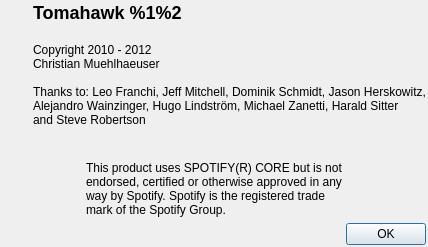
First picture: the form in src/AboutDialog.ui, repository tomahawk-player/tomahawk, before the edit.
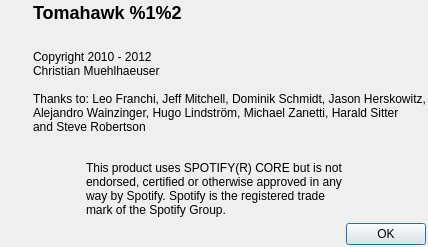
Second picture: the form after the edit. Icons and pictures are not drawn.

What changed in the file:
```diff
--- a/src/AboutDialog.ui
+++ b/src/AboutDialog.ui
@@ -40,7 +40,7 @@
        <item>
         <widget class="QLabel" name="titleLabel">
          <property name="text">
-          <string>&lt;html&gt;&lt;head/&gt;&lt;body&gt;&lt;p&gt;&lt;span style=&quot; font-size:x-large; font-weight:600;&quot;&gt;Tomahawk %1%2&lt;br/&gt;&lt;/span&gt;&lt;/p&gt;&lt;/body&gt;&lt;/html&gt;</string>
+          <string>&lt;h2&gt;Tomahawk %1%2&lt;br/&gt;&lt;/h2&gt;</string>
          </property>
         </widget>
        </item>
@@ -68,7 +68,7 @@
      <property name="sizeHint" stdset="0">
       <size>
        <width>20</width>
-       <height>19</height>
+       <height>12</height>
       </size>
      </property>
     </spacer>
```
Left out of the diff: 2 changed lines with no effect on the pictures.
